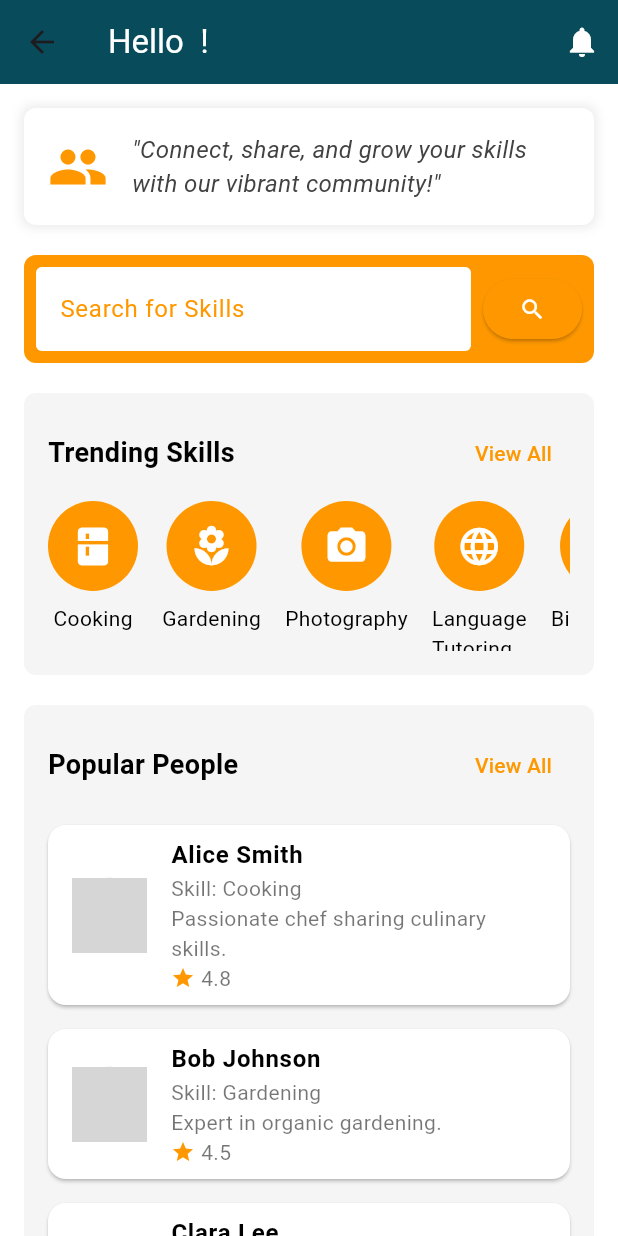
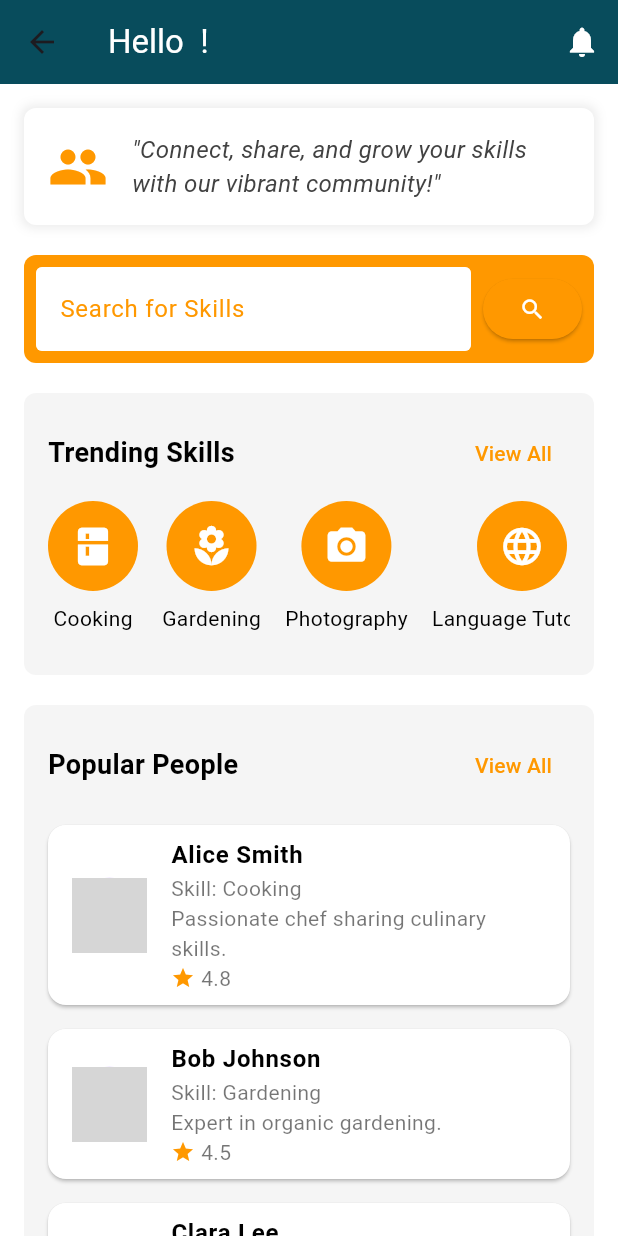
Before and after one commit to isuri54/skill-bridge, a Flutter app: the HomeScreen screen opened directly, on a phone screen of 412 x 824 dp. Run offline on Flutter 3.47's test engine with Material 3 defaults, Android fonts, the phone set to English and light mode, and no system bars; our stand-ins replace cloud_firestore, firebase_auth, firebase_core, get, image_picker; accounts and stored records are empty; generated files the repository leaves out were written again; network calls fail; grey boxes are pictures that could not be loaded.

Commit message:
Update homescreen.dart

```diff
--- a/lib/screens/homescreen.dart
+++ b/lib/screens/homescreen.dart
@@ -18,7 +18,7 @@ class _HomeScreenState extends State<HomeScreen> {
     {'name': 'Cooking', 'icon': Icons.kitchen},
     {'name': 'Gardening', 'icon': Icons.local_florist},
     {'name': 'Photography', 'icon': Icons.camera_alt},
-    {'name': 'Language\nTutoring', 'icon': Icons.language},
+    {'name': 'Language Tutoring', 'icon': Icons.language},
     {'name': 'Bike Repair', 'icon': Icons.directions_bike},
     {'name': 'Painting', 'icon': Icons.brush},
   ];
```
